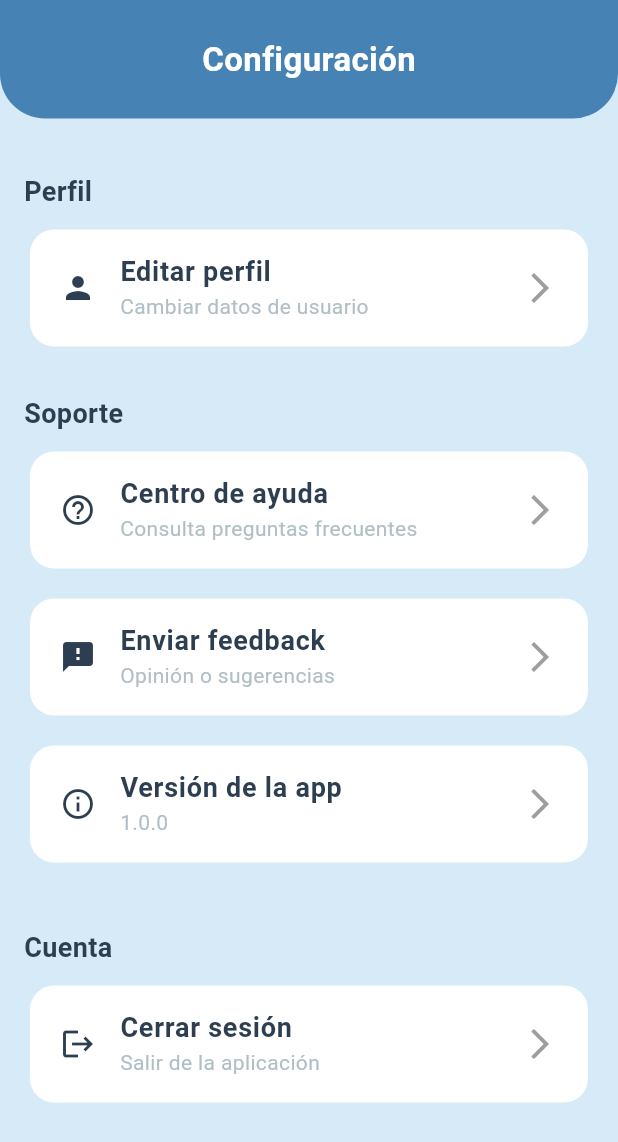
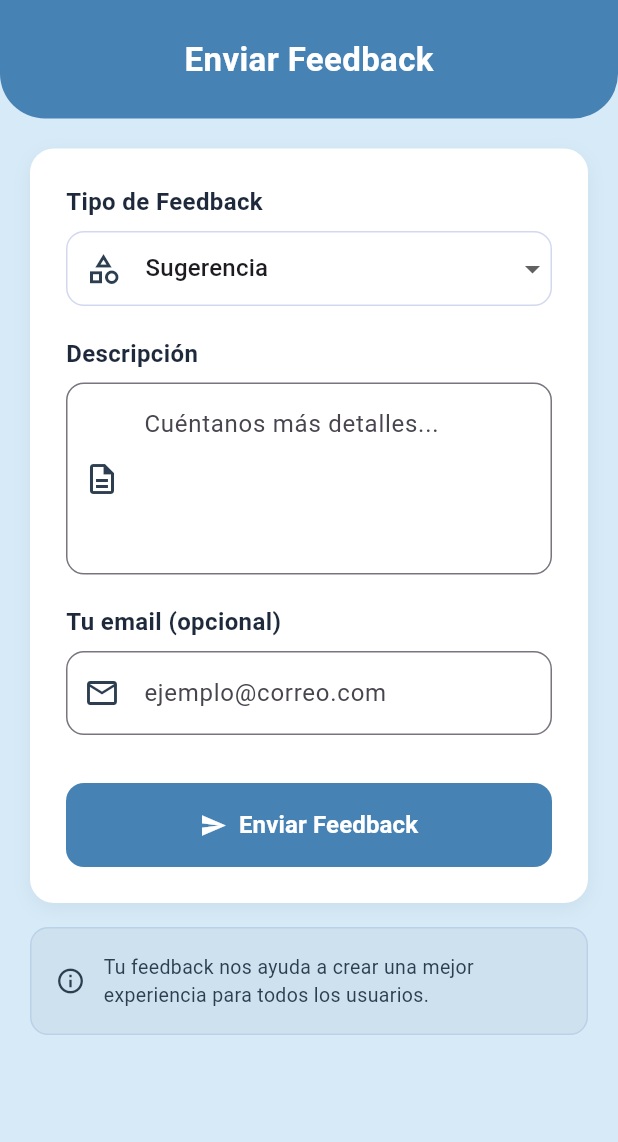
Before and after one commit to XanderDC13/Fundimetalesweb, a Flutter app: the SettingsScreen screen opened directly, after a tap on "Enviar feedback", on a phone screen of 412 x 824 dp. Shown: the top 1142 px of the screen. Run offline on Flutter 3.47's test engine with Material 3 defaults, Android fonts, the phone set to English and light mode, and no system bars; our stand-ins replace cloud_firestore, csv, file_picker, firebase_auth, firebase_core, lucide_icons and 2 more; missing offline and left inert: simple_barcode_scanner; accounts and stored records are empty.

Commit message:
pequeños cambios

```diff
--- a/lib/screens/home.dart
+++ b/lib/screens/home.dart
@@ -58,7 +58,11 @@ class _HomeScreenState extends State<HomeScreen> with TickerProviderStateMixin {
               gradient: LinearGradient(
                 begin: Alignment.topCenter,
                 end: Alignment.bottomCenter,
-                colors: [Color(0xFF1E3A8A), Color(0xFFC0C0C0)],
+                colors: [
+                  Color(0xFFEAF2F8), // parte superior más clara
+                  Color(0xFFD6EAF8), // tono base
+                  Color(0xFFB0D4F1),
+                ],
               ),
             ),
           ),
--- a/lib/insumos/historialinsumos.dart
+++ b/lib/screens/insumos/historialinsumos.dart
@@ -279,10 +279,11 @@ class _HistorialInsumosWidgetState extends State<HistorialInsumosWidget> {
                       final nombreEmpleado = snapshotNombres.data!['empleado']!;
 
                       return Card(
+                        color: Colors.white,
                         shape: RoundedRectangleBorder(
                           borderRadius: BorderRadius.circular(12),
                         ),
-                        elevation: 1,
+                        elevation: 0,
                         margin: const EdgeInsets.symmetric(vertical: 8),
                         child: ListTile(
                           leading: const Icon(
--- a/lib/screens/personal/insumos.dart
+++ b/lib/screens/personal/insumos.dart
@@ -1,6 +1,6 @@
-import 'package:basefundi/insumos/historialinsumos.dart';
-import 'package:basefundi/insumos/inventarioinsumos.dart';
-import 'package:basefundi/insumos/solicitud.dart';
+import 'package:basefundi/screens/insumos/historialinsumos.dart';
+import 'package:basefundi/screens/insumos/inventarioinsumos.dart';
+import 'package:basefundi/screens/insumos/solicitud.dart';
 import 'package:flutter/material.dart';
 
 class InsumosScreen extends StatefulWidget {
--- /dev/null
+++ b/lib/settings/feedback.dart
@@ -0,0 +1,371 @@
+import 'package:flutter/material.dart';
+import 'package:cloud_firestore/cloud_firestore.dart';
+
+class FeedbackScreen extends StatefulWidget {
+  const FeedbackScreen({super.key});
+
+  @override
+  State<FeedbackScreen> createState() => _FeedbackScreenState();
+}
+
+class _FeedbackScreenState extends State<FeedbackScreen> {
+  final _formKey = GlobalKey<FormState>();
+  String _type = 'Sugerencia';
+  String _description = '';
+  String _userEmail = '';
+  bool _isSubmitting = false;
+
+  Future<void> _submitFeedback() async {
+    if (!_formKey.currentState!.validate()) return;
+    _formKey.currentState!.save();
+
+    setState(() {
+      _isSubmitting = true;
+    });
+
+    try {
+      await FirebaseFirestore.instance.collection('feedback').add({
+        'type': _type,
+        'description': _description,
+        'userEmail': _userEmail,
+        'createdAt': FieldValue.serverTimestamp(),
+      });
+
+      ScaffoldMessenger.of(context).showSnackBar(
+        SnackBar(
+          content: const Row(
+            children: [
+              Icon(Icons.check_circle, color: Colors.white),
+              SizedBox(width: 8),
+              Text('¡Gracias por tu feedback!'),
+            ],
+          ),
+          backgroundColor: Colors.green,
+          behavior: SnackBarBehavior.floating,
+          shape: RoundedRectangleBorder(
+            borderRadius: BorderRadius.circular(10),
+          ),
+        ),
+      );
+
+      _formKey.currentState!.reset();
+      setState(() {
+        _type = 'Sugerencia';
+        _description = '';
+        _userEmail = '';
+      });
+    } catch (e) {
+      ScaffoldMessenger.of(context).showSnackBar(
+        SnackBar(
+          content: Row(
+            children: [
+              const Icon(Icons.error, color: Colors.white),
+              const SizedBox(width: 8),
+              Expanded(child: Text('Error al enviar: $e')),
+            ],
+          ),
+          backgroundColor: Colors.red,
+          behavior: SnackBarBehavior.floating,
+          shape: RoundedRectangleBorder(
+            borderRadius: BorderRadius.circular(10),
+          ),
+        ),
+      );
+    } finally {
+      setState(() {
+        _isSubmitting = false;
+      });
+    }
+  }
+
+  Widget _buildHeader() {
+    return SafeArea(
+      bottom: false, // solo respeta arriba
+      child: Container(
+        width: double.infinity,
+        decoration: const BoxDecoration(
+          gradient: LinearGradient(
+            colors: [Color(0xFF4682B4), Color(0xFF4682B4)],
+            begin: Alignment.centerLeft,
+            end: Alignment.centerRight,
+          ),
+          borderRadius: BorderRadius.only(
+            bottomLeft: Radius.circular(30),
+            bottomRight: Radius.circular(30),
+          ),
+        ),
+        padding: const EdgeInsets.symmetric(horizontal: 16, vertical: 24),
+        child: const Center(
+          child: Text(
+            'Enviar Feedback',
+            style: TextStyle(
+              color: Colors.white,
+              fontSize: 22,
+              fontWeight: FontWeight.bold,
+            ),
+          ),
+        ),
+      ),
+    );
+  }
+
+  @override
+  Widget build(BuildContext context) {
+    return Scaffold(
+      backgroundColor: const Color(0xFFD6EAF8),
+      body: Column(
+        children: [
+          _buildHeader(),
+          Expanded(
+            child: SingleChildScrollView(
+              padding: const EdgeInsets.all(20.0),
+              child: Column(
+                crossAxisAlignment: CrossAxisAlignment.start,
+                children: [
+                  // Formulario (igual)
+                  Container(
+                    padding: const EdgeInsets.all(24),
+                    decoration: BoxDecoration(
+                      color: Colors.white,
+                      borderRadius: BorderRadius.circular(16),
+                      boxShadow: [
+                        BoxShadow(
+                          color: Colors.black.withOpacity(0.05),
+                          blurRadius: 10,
+                          offset: const Offset(0, 4),
+                        ),
+                      ],
+                    ),
+                    child: Form(
+                      key: _formKey,
+                      child: Column(
+                        crossAxisAlignment: CrossAxisAlignment.start,
+                        children: [
+                          const Text(
+                            'Tipo de Feedback',
+                            style: TextStyle(
+                              fontSize: 16,
+                              fontWeight: FontWeight.w600,
+                              color: Color(0xFF1E293B),
+                            ),
+                          ),
+                          const SizedBox(height: 8),
+                          Container(
+                            decoration: BoxDecoration(
+                              borderRadius: BorderRadius.circular(12),
+                              border: Border.all(
+                                color: const Color(0xFF1E40AF).withOpacity(0.2),
+                              ),
+                            ),
+                            child: DropdownButtonFormField<String>(
+                              value: _type,
+                              decoration: const InputDecoration(
+                                border: InputBorder.none,
+                                contentPadding: EdgeInsets.symmetric(
+                                  horizontal: 16,
+                                  vertical: 12,
+                                ),
+                                prefixIcon: Icon(
+                                  Icons.category_outlined,
+                                  color: Color(0xFF2C3E50),
+                                ),
+                              ),
+                              items:
+                                  [
+                                        'Sugerencia',
+                                        'Reporte de error',
+                                        'Pregunta',
+                                        'Felicitación',
+                                        'Otro',
+                                      ]
+                                      .map(
+                                        (type) => DropdownMenuItem(
+                                          value: type,
+                                          child: Text(type),
+                                        ),
+                                      )
+                                      .toList(),
+                              onChanged: (val) => setState(() => _type = val!),
+                            ),
+                          ),
+
+                          const SizedBox(height: 20),
+
+                          const Text(
+                            'Descripción',
+                            style: TextStyle(
+                              fontSize: 16,
+                              fontWeight: FontWeight.w600,
+                              color: Color(0xFF1E293B),
+                            ),
+                          ),
+                          const SizedBox(height: 8),
+                          TextFormField(
+                            decoration: InputDecoration(
+                              hintText: 'Cuéntanos más detalles...',
+                              prefixIcon: const Icon(
+                                Icons.description_outlined,
+                                color: Color(0xFF2C3E50),
+                              ),
+                              border: OutlineInputBorder(
+                                borderRadius: BorderRadius.circular(12),
+                              ),
+                              contentPadding: const EdgeInsets.all(16),
+                            ),
+                            maxLines: 4,
+                            validator: (val) {
+                              if (val == null || val.isEmpty) {
+                                return 'Por favor escribe una descripción.';
+                              }
+                              if (val.length < 10) {
+                                return 'La descripción debe tener al menos 10 caracteres.';
+                              }
+                              return null;
+                            },
+                            onSaved: (val) => _description = val!,
+                          ),
+
+                          const SizedBox(height: 20),
+
+                          const Text(
+                            'Tu email (opcional)',
+                            style: TextStyle(
+                              fontSize: 16,
+                              fontWeight: FontWeight.w600,
+                              color: Color(0xFF1E293B),
+                            ),
+                          ),
+                          const SizedBox(height: 8),
+                          TextFormField(
+                            decoration: InputDecoration(
+                              hintText: 'ejemplo@correo.com',
+                              prefixIcon: const Icon(
+                                Icons.email_outlined,
+                                color: Color(0xFF2C3E50),
+                              ),
+                              border: OutlineInputBorder(
+                                borderRadius: BorderRadius.circular(12),
+                              ),
+                              contentPadding: const EdgeInsets.all(16),
+                            ),
+                            keyboardType: TextInputType.emailAddress,
+                            validator: (val) {
+                              if (val != null && val.isNotEmpty) {
+                                if (!RegExp(
+                                  r'^[\w-\.]+@([\w-]+\.)+[\w-]{2,4}$',
+                                ).hasMatch(val)) {
+                                  return 'Ingresa un email válido';
+                                }
+                              }
+                              return null;
+                            },
+                            onSaved: (val) => _userEmail = val ?? '',
+                          ),
+
+                          const SizedBox(height: 32),
+
+                          SizedBox(
+                            width: double.infinity,
+                            height: 56,
+                            child: ElevatedButton(
+                              onPressed: _isSubmitting ? null : _submitFeedback,
+                              style: ElevatedButton.styleFrom(
+                                backgroundColor: const Color(0xFF4682B4),
+                                foregroundColor: Colors.white,
+                                disabledBackgroundColor: const Color(
+                                  0xFF94A3B8,
+                                ),
+                                elevation: 0,
+                                shape: RoundedRectangleBorder(
+                                  borderRadius: BorderRadius.circular(12),
+                                ),
+                              ),
+                              child:
+                                  _isSubmitting
+                                      ? const Row(
+                                        mainAxisAlignment:
+                                            MainAxisAlignment.center,
+                                        children: [
+                                          SizedBox(
+                                            width: 20,
+                                            height: 20,
+                                            child: CircularProgressIndicator(
+                                              strokeWidth: 2,
+                                              valueColor:
+                                                  AlwaysStoppedAnimation<Color>(
+                                                    Colors.white,
+                                                  ),
+                                            ),
+                                          ),
+                                          SizedBox(width: 12),
+                                          Text(
+                                            'Enviando...',
+                                            style: TextStyle(
+                                              fontSize: 16,
+                                              fontWeight: FontWeight.w600,
+                                            ),
+                                          ),
+                                        ],
+                                      )
+                                      : const Row(
+                                        mainAxisAlignment:
+                                            MainAxisAlignment.center,
+                                        children: [
+                                          Icon(Icons.send),
+                                          SizedBox(width: 8),
+                                          Text(
+                                            'Enviar Feedback',
+                                            style: TextStyle(
+                                              fontSize: 16,
+                                              fontWeight: FontWeight.w600,
+                                            ),
+                                          ),
+                                        ],
+                                      ),
+                            ),
+                          ),
+                        ],
+                      ),
+                    ),
+                  ),
+
+                  const SizedBox(height: 16),
+
+                  Container(
+                    padding: const EdgeInsets.all(16),
+                    decoration: BoxDecoration(
+                      color: const Color(0xFF2C3E50).withOpacity(0.05),
+                      borderRadius: BorderRadius.circular(12),
+                      border: Border.all(
+                        color: const Color(0xFF1E40AF).withOpacity(0.1),
+                      ),
+                    ),
+                    child: const Row(
+                      children: [
+                        Icon(
+                          Icons.info_outline,
+                          color: Color(0xFF2C3E50),
+                          size: 20,
+                        ),
+                        SizedBox(width: 12),
+                        Expanded(
+                          child: Text(
+                            'Tu feedback nos ayuda a crear una mejor experiencia para todos los usuarios.',
+                            style: TextStyle(
+                              fontSize: 13,
+                              color: Color(0xFF2C3E50),
+                            ),
+                          ),
+                        ),
+                      ],
+                    ),
+                  ),
+                ],
+              ),
+            ),
+          ),
+        ],
+      ),
+    );
+  }
+}
--- a/lib/settings/settings.dart
+++ b/lib/settings/settings.dart
@@ -1,4 +1,5 @@
 import 'package:basefundi/settings/editperfil.dart';
+import 'package:basefundi/settings/feedback.dart';
 import 'package:firebase_auth/firebase_auth.dart';
 import 'package:flutter/material.dart';
 
@@ -50,7 +51,14 @@ class SettingsScreen extends StatelessWidget {
                     icon: Icons.feedback,
                     titulo: 'Enviar feedback',
                     subtitulo: 'Opinión o sugerencias',
-                    onTap: () {},
+                    onTap: () {
+                      Navigator.push(
+                        context,
+                        MaterialPageRoute(
+                          builder: (_) => const FeedbackScreen(),
+                        ),
+                      );
+                    },
                   ),
                   const SizedBox(height: 12),
                   _buildBoton(
```
Also changed, not shown: lib/functions/package.json (added, +18 -0 lines), lib/screens/insumos/solicitud.dart (renamed from lib/insumos/solicitud.dart, +117 -70 lines), lib/screens/insumos/inventarioinsumos.dart (renamed from lib/insumos/inventarioinsumos.dart), lib/settings/contraseñacambiar.dart (deleted), 1 other file.
